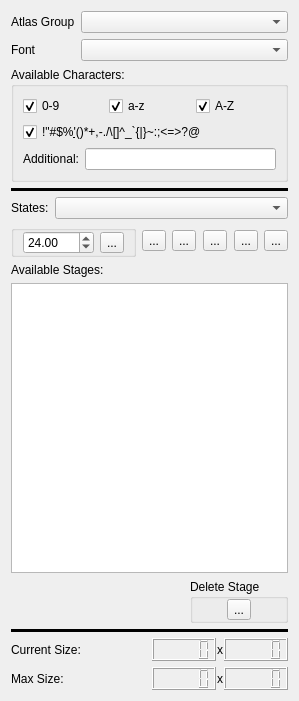
Before: the Qt Designer form DesignerTool/src/WidgetFont.ui in GameOverture/HarmonyEngine, drawn with Qt 5.
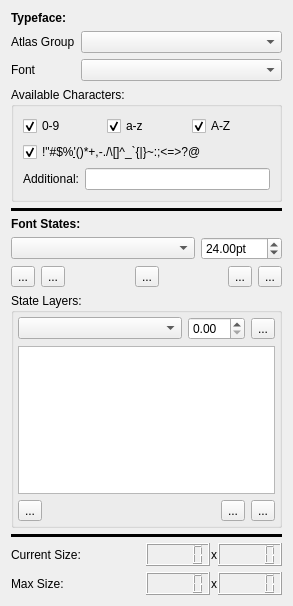
After: the same form once the commit is applied. Icons and pictures are not drawn. Custom widgets are drawn as their Qt base class.

Commit message: Setup font widget better now

```diff
--- a/DesignerTool/src/WidgetFont.ui
+++ b/DesignerTool/src/WidgetFont.ui
@@ -6,14 +6,27 @@
    <rect>
     <x>0</x>
     <y>0</y>
-    <width>299</width>
-    <height>701</height>
+    <width>293</width>
+    <height>606</height>
    </rect>
   </property>
   <property name="windowTitle">
    <string>Form</string>
   </property>
   <layout class="QVBoxLayout" name="verticalLayout_2">
+   <item>
+    <widget class="QLabel" name="label">
+     <property name="font">
+      <font>
+       <weight>75</weight>
+       <bold>true</bold>
+      </font>
+     </property>
+     <property name="text">
+      <string>Typeface:</string>
+     </property>
+    </widget>
+   </item>
    <item>
     <layout class="QFormLayout" name="formLayout">
      <item row="0" column="0">
@@ -142,14 +155,20 @@
     </widget>
    </item>
    <item>
-    <layout class="QHBoxLayout" name="horizontalLayout_8">
-     <item>
       <widget class="QLabel" name="label_9">
+     <property name="font">
+      <font>
+       <weight>75</weight>
+       <bold>true</bold>
+      </font>
+     </property>
        <property name="text">
-        <string>States:</string>
+      <string>Font States:</string>
        </property>
       </widget>
      </item>
+   <item>
+    <layout class="QHBoxLayout" name="horizontalLayout_8">
      <item>
       <widget class="QComboBox" name="cmbStates">
        <property name="sizePolicy">
@@ -160,24 +179,11 @@
        </property>
       </widget>
      </item>
-    </layout>
-   </item>
-   <item>
-    <layout class="QHBoxLayout" name="horizontalLayout_5">
-     <item>
-      <widget class="QGroupBox" name="groupBox">
-       <property name="title">
-        <string/>
-       </property>
-       <layout class="QHBoxLayout" name="horizontalLayout_6">
-        <property name="topMargin">
-         <number>0</number>
-        </property>
-        <property name="bottomMargin">
-         <number>0</number>
-        </property>
         <item>
          <widget class="QDoubleSpinBox" name="sbSize">
+       <property name="suffix">
+        <string>pt</string>
+       </property>
           <property name="minimum">
            <double>4.000000000000000</double>
           </property>
@@ -189,6 +195,10 @@
           </property>
          </widget>
         </item>
+    </layout>
+   </item>
+   <item>
+    <layout class="QHBoxLayout" name="horizontalLayout_5">
         <item>
          <widget class="QToolButton" name="btnAddStage">
           <property name="text">
@@ -200,19 +210,6 @@
           </property>
          </widget>
         </item>
-       </layout>
-      </widget>
-     </item>
-     <item>
-      <widget class="QToolButton" name="btnAddState">
-       <property name="text">
-        <string>...</string>
-       </property>
-       <property name="arrowType">
-        <enum>Qt::NoArrow</enum>
-       </property>
-      </widget>
-     </item>
      <item>
       <widget class="QToolButton" name="btnRemoveState">
        <property name="text">
@@ -270,11 +267,55 @@
     </layout>
    </item>
    <item>
-    <widget class="QLabel" name="label">
+    <widget class="QGroupBox" name="groupBox">
+     <property name="title">
+      <string>State Layers:</string>
+     </property>
+     <layout class="QVBoxLayout" name="verticalLayout_3">
+      <property name="leftMargin">
+       <number>4</number>
+      </property>
+      <property name="topMargin">
+       <number>4</number>
+      </property>
+      <property name="rightMargin">
+       <number>4</number>
+      </property>
+      <property name="bottomMargin">
+       <number>4</number>
+      </property>
+      <item>
+       <layout class="QHBoxLayout" name="horizontalLayout_6">
+        <item>
+         <widget class="QComboBox" name="cmbAddLayer">
+          <property name="sizePolicy">
+           <sizepolicy hsizetype="Expanding" vsizetype="Fixed">
+            <horstretch>0</horstretch>
+            <verstretch>0</verstretch>
+           </sizepolicy>
+          </property>
+          <property name="currentIndex">
+           <number>-1</number>
+          </property>
+          <property name="maxVisibleItems">
+           <number>5</number>
+          </property>
+          <property name="maxCount">
+           <number>5</number>
+          </property>
+         </widget>
+        </item>
+        <item>
+         <widget class="QDoubleSpinBox" name="sbAddLayer"/>
+        </item>
+        <item>
+         <widget class="QToolButton" name="btnAddLayer">
      <property name="text">
-      <string>Available Stages:</string>
-     </property>
-    </widget>
+           <string>...</string>
+          </property>
+         </widget>
+        </item>
+       </layout>
    </item>
    <item>
     <widget class="WidgetFontTableView" name="stagesView">
@@ -289,31 +330,6 @@
    <item>
     <layout class="QHBoxLayout" name="horizontalLayout_4">
      <item>
-      <spacer name="horizontalSpacer">
-       <property name="orientation">
-        <enum>Qt::Horizontal</enum>
-       </property>
-       <property name="sizeHint" stdset="0">
-        <size>
-         <width>40</width>
-         <height>20</height>
-        </size>
-       </property>
-      </spacer>
-     </item>
-     <item>
-      <widget class="QGroupBox" name="groupBox_2">
-       <property name="title">
-        <string>Delete Stage</string>
-       </property>
-       <layout class="QHBoxLayout" name="horizontalLayout_9">
-        <property name="topMargin">
-         <number>0</number>
-        </property>
-        <property name="bottomMargin">
-         <number>0</number>
-        </property>
-        <item>
          <widget class="QToolButton" name="btnRemoveStage">
           <property name="text">
            <string>...</string>
@@ -324,10 +340,37 @@
           </property>
          </widget>
         </item>
-       </layout>
-      </widget>
-     </item>
-    </layout>
+        <item>
+         <spacer name="horizontalSpacer">
+          <property name="orientation">
+           <enum>Qt::Horizontal</enum>
+          </property>
+          <property name="sizeHint" stdset="0">
+           <size>
+            <width>40</width>
+            <height>20</height>
+           </size>
+          </property>
+         </spacer>
+        </item>
+        <item>
+         <widget class="QToolButton" name="toolButton_3">
+          <property name="text">
+           <string>...</string>
+          </property>
+         </widget>
+        </item>
+        <item>
+         <widget class="QToolButton" name="toolButton_2">
+          <property name="text">
+           <string>...</string>
+          </property>
+         </widget>
+        </item>
+       </layout>
+      </item>
+     </layout>
+    </widget>
    </item>
    <item>
     <widget class="Line" name="line_2">
```
Lines whose indentation alone changed are shown as unchanged.
